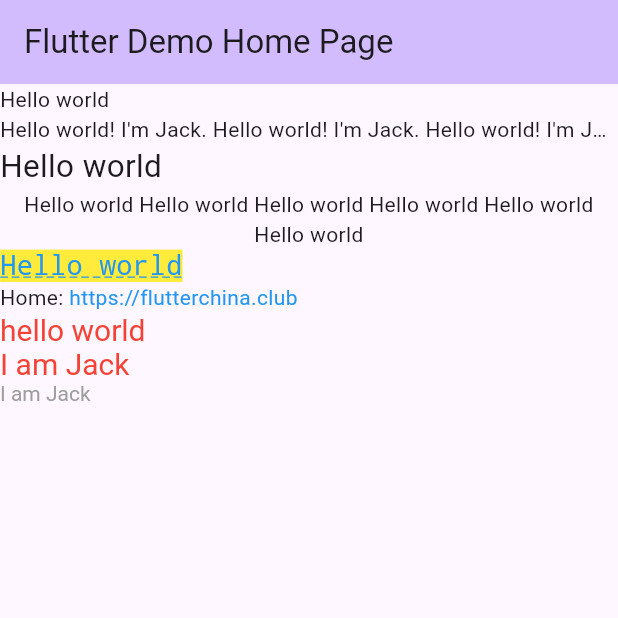
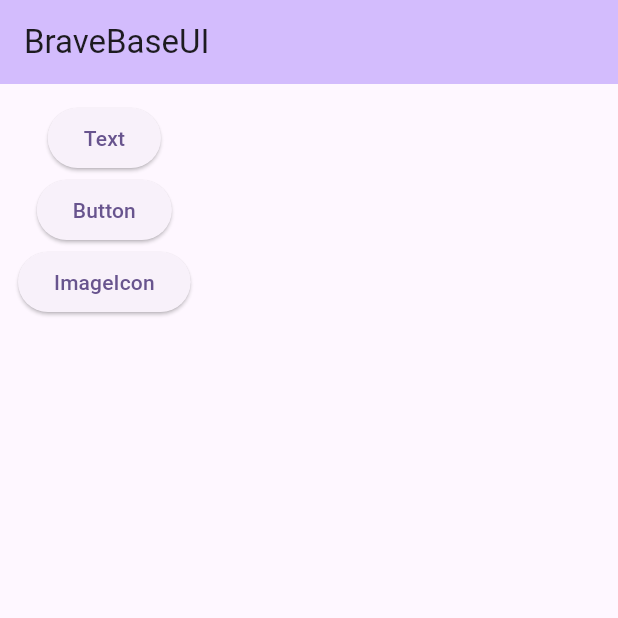
Before and after one commit to IBraveBegins/brave_baseui, a Flutter app: the screen it shows after launch, on a phone screen of 412 x 824 dp, the top half of it. Run offline on Flutter 3.47's test engine with Material 3 defaults, Android fonts, the phone set to English and light mode, and no system bars; our stand-ins replace get.

Commit message:
button、image

```diff
--- /dev/null
+++ b/lib/base_widget/base_button.dart
@@ -0,0 +1,39 @@
+import 'package:flutter/cupertino.dart';
+import 'package:flutter/material.dart';
+
+class BaseButton extends StatelessWidget {
+  const BaseButton({super.key});
+
+  @override
+  Widget build(BuildContext context) {
+    return Scaffold(
+      appBar: AppBar(
+        title: const Text('BaseButton'),
+      ),
+      body: Container(
+        padding: const EdgeInsets.all(12),
+        child: Column(
+          crossAxisAlignment: CrossAxisAlignment.start,
+          children: [
+            ElevatedButton(onPressed: () {}, child: const Text('normal')),
+            TextButton(onPressed: () {}, child: const Text('normal')),
+            OutlinedButton(onPressed: () {}, child: const Text('normal')),
+            IconButton(onPressed: () {}, icon: const Icon(Icons.thumb_up)),
+            ElevatedButton.icon(
+                onPressed: () {},
+                icon: const Icon(Icons.send),
+                label: const Text('发送')),
+            TextButton.icon(
+                onPressed: () {},
+                icon: const Icon(Icons.add),
+                label: const Text("添加")),
+            OutlinedButton.icon(
+                onPressed: () {},
+                icon: const Icon(Icons.info),
+                label: const Text("详情")),
+          ],
+        ),
+      ),
+    );
+  }
+}
--- a/lib/base_widget/base_text.dart
+++ b/lib/base_widget/base_text.dart
@@ -1,4 +1,3 @@
-import 'package:flutter/cupertino.dart';
 import 'package:flutter/gestures.dart';
 import 'package:flutter/material.dart';
 
@@ -7,7 +6,13 @@ class BaseText extends StatelessWidget {
 
   @override
   Widget build(BuildContext context) {
-    return Column(
+    return Scaffold(
+      appBar: AppBar(
+        title: const Text('BaseText'),
+      ),
+      body: Container(
+        padding: const EdgeInsets.all(12),
+        child: Column(
           crossAxisAlignment: CrossAxisAlignment.start,
           children: [
             const Text(
@@ -60,6 +65,8 @@ class BaseText extends StatelessWidget {
                   ],
                 )),
           ],
+        ),
+      ),
     );
   }
 }
--- a/lib/main.dart
+++ b/lib/main.dart
@@ -1,5 +1,10 @@
 import 'package:brave_baseui/base_widget/base_text.dart';
 import 'package:flutter/material.dart';
+import 'package:get/get.dart';
+
+import 'base_widget/base_button.dart';
+import 'routes/route_pages.dart';
+import 'routes/route_path.dart';
 
 void main() {
   runApp(const App());
@@ -11,20 +16,21 @@ class App extends StatelessWidget {
   // This widget is the root of your application.
   @override
   Widget build(BuildContext context) {
-    return MaterialApp(
-      title: 'Flutter Demo',
+    return GetMaterialApp(
+      initialRoute: RoutePath.main,
+      getPages: RoutePages.getPages,
+      title: 'UI',
       theme: ThemeData(
         colorScheme: ColorScheme.fromSeed(seedColor: Colors.deepPurple),
         useMaterial3: true,
       ),
-      home: const HomePage(title: 'Flutter Demo Home Page'),
+      home: const HomePage(),
     );
   }
 }
 
 class HomePage extends StatefulWidget {
-  const HomePage({super.key, required this.title});
-  final String title;
+  const HomePage({super.key});
 
   @override
   State<HomePage> createState() => _HomePageState();
@@ -36,11 +42,30 @@ class _HomePageState extends State<HomePage> {
     return Scaffold(
       appBar: AppBar(
         backgroundColor: Theme.of(context).colorScheme.inversePrimary,
-        title: Text(widget.title),
+        title: const Text('BraveBaseUI'),
       ),
-      body: const Column(
-        mainAxisAlignment: MainAxisAlignment.start,
-        children: <Widget>[BaseText()],
+      body: Padding(
+        padding: const EdgeInsets.all(12),
+        child: Column(
+          mainAxisAlignment: MainAxisAlignment.start,
+          children: <Widget>[
+            ElevatedButton(
+                onPressed: () {
+                  Get.toNamed(RoutePath.text);
+                },
+                child: const Text('Text')),
+            ElevatedButton(
+                onPressed: () {
+                  Get.toNamed(RoutePath.button);
+                },
+                child: const Text('Button')),
+            ElevatedButton(
+                onPressed: () {
+                  Get.toNamed(RoutePath.imageIcon);
+                },
+                child: const Text('ImageIcon')),
+          ],
+        ),
       ),
     );
   }
--- /dev/null
+++ b/lib/routes/route_pages.dart
@@ -0,0 +1,28 @@
+import 'package:brave_baseui/base_widget/base_button.dart';
+import 'package:brave_baseui/base_widget/base_image_icon.dart';
+import 'package:brave_baseui/base_widget/base_text.dart';
+import 'package:brave_baseui/routes/route_path.dart';
+import 'package:get/get.dart';
+
+import '../main.dart';
+
+class RoutePages {
+  static final List<GetPage> getPages = [
+    GetPage(
+      name: RoutePath.main,
+      page: () => const HomePage(),
+    ),
+    GetPage(
+      name: RoutePath.text,
+      page: () => const BaseText(),
+    ),
+    GetPage(
+      name: RoutePath.button,
+      page: () => const BaseButton(),
+    ),
+    GetPage(
+      name: RoutePath.imageIcon,
+      page: () => const BaseImageIcon(),
+    ),
+  ];
+}
--- /dev/null
+++ b/lib/routes/route_path.dart
@@ -0,0 +1,10 @@
+class RoutePath {
+  ///主页面
+  static const String main = "/";
+
+  static const String text = "/text";
+
+  static const String button = "/button";
+
+  static const String imageIcon = "/imageIcon";
+}
--- a/pubspec.yaml
+++ b/pubspec.yaml
@@ -35,6 +35,7 @@ dependencies:
   # The following adds the Cupertino Icons font to your application.
   # Use with the CupertinoIcons class for iOS style icons.
   cupertino_icons: ^1.0.6
+  get: ^4.6.6
 
 dev_dependencies:
   flutter_test:
@@ -88,3 +89,5 @@ flutter:
   #
   # For details regarding fonts from package dependencies,
   # see https://flutter.dev/custom-fonts/#from-packages
+  assets:
+    - assets/images/
```
Also changed, not shown: lib/base_widget/base_image_icon.dart (added, +31 -0 lines), assets/images/butterfly.jpg (added), assets/images/fish.jpg (added), assets/images/head.jpg (added), assets/images/head_fish.jpg (added), assets/images/wetland.jpg (added), assets/images/wetland1.jpg (added), lib/generated/r.dart (added), pubspec.lock. Lines whose indentation alone changed are shown as unchanged.
